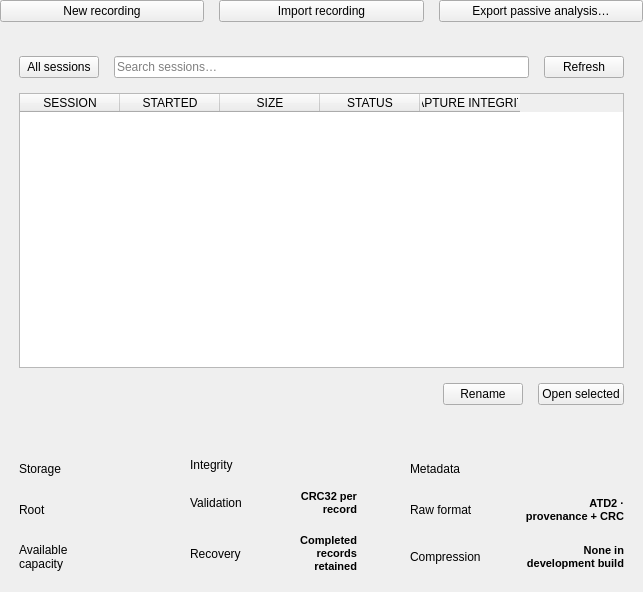
Before: the Qt Designer form apps/desktop/forms/sessions_page.ui in techmigosglobal/DA-AeroTrace1553, drawn with Qt 5.
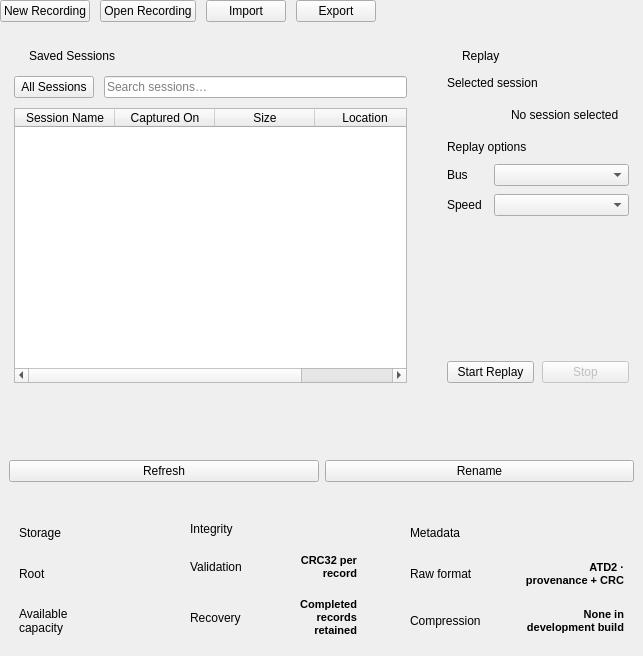
After: the same form once the commit is applied.

Commit message: v0.7.4 UI refinements, CSV viewer .atd/generic support, and header cleanup

```diff
--- a/apps/desktop/forms/sessions_page.ui
+++ b/apps/desktop/forms/sessions_page.ui
@@ -16,220 +16,210 @@
     <number>0</number>
    </property>
    <property name="spacing">
-    <number>15</number>
+    <number>12</number>
    </property>
    <item>
     <widget class="QWidget" name="actionBar">
      <layout class="QHBoxLayout" name="actionBarLayout">
-      <property name="leftMargin">
-       <number>0</number>
-      </property>
-      <property name="topMargin">
-       <number>0</number>
-      </property>
-      <property name="rightMargin">
-       <number>0</number>
-      </property>
-      <property name="bottomMargin">
-       <number>0</number>
-      </property>
-      <property name="spacing">
-       <number>15</number>
-      </property>
+      <property name="leftMargin"><number>0</number></property>
+      <property name="topMargin"><number>0</number></property>
+      <property name="rightMargin"><number>0</number></property>
+      <property name="bottomMargin"><number>0</number></property>
+      <property name="spacing"><number>10</number></property>
       <item>
        <widget class="QPushButton" name="newRecordingButton">
-        <property name="text">
-         <string>New recording</string>
-        </property>
-        <property name="primary" stdset="0">
-         <bool>true</bool>
-        </property>
+        <property name="text"><string>New Recording</string></property>
+        <property name="primary" stdset="0"><bool>true</bool></property>
+       </widget>
+      </item>
+      <item>
+       <widget class="QPushButton" name="openSelectedButton">
+        <property name="text"><string>Open Recording</string></property>
        </widget>
       </item>
       <item>
        <widget class="QPushButton" name="importRecordingButton">
-        <property name="text">
-         <string>Import recording</string>
-        </property>
+        <property name="text"><string>Import</string></property>
        </widget>
       </item>
       <item>
        <widget class="QPushButton" name="exportAnalysisButton">
-        <property name="text"><string>Export passive analysis…</string></property>
+        <property name="text"><string>Export</string></property>
         <property name="accessibleName"><string>Export passive analysis for selected session</string></property>
         <property name="toolTip"><string>Export observations and limitations from the selected recording.</string></property>
        </widget>
       </item>
+      <item>
+       <spacer name="actionBarSpacer">
+        <property name="orientation"><enum>Qt::Horizontal</enum></property>
+        <property name="sizeHint" stdset="0"><size><width>40</width><height>20</height></size></property>
+       </spacer>
+      </item>
      </layout>
     </widget>
    </item>
    <item>
-    <widget class="QFrame" name="sessionList">
-     <property name="card" stdset="0">
-      <bool>true</bool>
-     </property>
-     <layout class="QVBoxLayout" name="sessionListLayout">
-      <property name="leftMargin">
-       <number>19</number>
-      </property>
-      <property name="topMargin">
-       <number>19</number>
-      </property>
-      <property name="rightMargin">
-       <number>19</number>
-      </property>
-      <property name="bottomMargin">
-       <number>19</number>
-      </property>
-      <property name="spacing">
-       <number>15</number>
-      </property>
+    <layout class="QHBoxLayout" name="sessionsSplitLayout" stretch="2,1">
+     <property name="spacing"><number>12</number></property>
+     <item>
+      <widget class="QFrame" name="sessionList">
+       <property name="card" stdset="0"><bool>true</bool></property>
+       <layout class="QVBoxLayout" name="sessionListLayout">
+        <property name="leftMargin"><number>14</number></property>
+        <property name="topMargin"><number>12</number></property>
+        <property name="rightMargin"><number>14</number></property>
+        <property name="bottomMargin"><number>14</number></property>
+        <property name="spacing"><number>10</number></property>
+        <item>
+         <layout class="QHBoxLayout" name="sessionListHeader">
+          <property name="spacing"><number>8</number></property>
+          <item><widget class="QLabel" name="savedSessionsIcon"/></item>
+          <item><widget class="QLabel" name="savedSessionsTitle"><property name="text"><string>Saved Sessions</string></property></widget></item>
+          <item>
+           <spacer name="savedSessionsSpacer">
+            <property name="orientation"><enum>Qt::Horizontal</enum></property>
+            <property name="sizeHint" stdset="0"><size><width>40</width><height>20</height></size></property>
+           </spacer>
+          </item>
+         </layout>
+        </item>
+        <item>
+         <widget class="QWidget" name="sessionFilters">
+          <layout class="QHBoxLayout" name="sessionFiltersLayout" stretch="0,1">
+           <property name="leftMargin"><number>0</number></property>
+           <property name="topMargin"><number>0</number></property>
+           <property name="rightMargin"><number>0</number></property>
+           <property name="bottomMargin"><number>0</number></property>
+           <property name="spacing"><number>10</number></property>
+           <item>
+            <widget class="QPushButton" name="allSessionsButton">
+             <property name="text"><string>All Sessions</string></property>
+            </widget>
+           </item>
+           <item>
+            <widget class="QLineEdit" name="sessionSearch">
+             <property name="text"><string /></property>
+             <property name="placeholderText"><string>Search sessions…</string></property>
+            </widget>
+           </item>
+          </layout>
+         </widget>
+        </item>
+        <item>
+         <widget class="QTableWidget" name="sessionTable">
+          <property name="minimumSize"><size><width>0</width><height>275</height></size></property>
+          <property name="alternatingRowColors"><bool>true</bool></property>
+          <property name="showGrid"><bool>false</bool></property>
+          <property name="selectionBehavior"><enum>QAbstractItemView::SelectRows</enum></property>
+          <property name="selectionMode"><enum>QAbstractItemView::SingleSelection</enum></property>
+          <property name="editTriggers"><set>QAbstractItemView::NoEditTriggers</set></property>
+          <column><property name="text"><string>Session Name</string></property></column>
+          <column><property name="text"><string>Captured On</string></property></column>
+          <column><property name="text"><string>Size</string></property></column>
+          <column><property name="text"><string>Location</string></property></column>
+         </widget>
+        </item>
+       </layout>
+      </widget>
+     </item>
+     <item>
+      <widget class="QFrame" name="replayCard">
+       <property name="card" stdset="0"><bool>true</bool></property>
+       <layout class="QVBoxLayout" name="replayCardLayout">
+        <property name="leftMargin"><number>14</number></property>
+        <property name="topMargin"><number>12</number></property>
+        <property name="rightMargin"><number>14</number></property>
+        <property name="bottomMargin"><number>14</number></property>
+        <property name="spacing"><number>10</number></property>
+        <item>
+         <layout class="QHBoxLayout" name="replayCardHeader">
+          <property name="spacing"><number>8</number></property>
+          <item><widget class="QLabel" name="replayCardIcon"/></item>
+          <item><widget class="QLabel" name="replayCardTitle"><property name="text"><string>Replay</string></property></widget></item>
+          <item>
+           <spacer name="replayHeaderSpacer">
+            <property name="orientation"><enum>Qt::Horizontal</enum></property>
+            <property name="sizeHint" stdset="0"><size><width>40</width><height>20</height></size></property>
+           </spacer>
+          </item>
+         </layout>
+        </item>
+        <item><widget class="QLabel" name="selectedSessionLabel"><property name="text"><string>Selected session</string></property></widget></item>
+        <item>
+         <widget class="QFrame" name="selectedSessionBox">
+          <layout class="QHBoxLayout" name="selectedSessionBoxLayout">
+           <property name="leftMargin"><number>10</number></property>
+           <property name="topMargin"><number>8</number></property>
+           <property name="rightMargin"><number>10</number></property>
+           <property name="bottomMargin"><number>8</number></property>
+           <property name="spacing"><number>8</number></property>
+           <item><widget class="QLabel" name="selectedSessionIcon"/></item>
+           <item><widget class="QLabel" name="selectedSessionName"><property name="text"><string>No session selected</string></property><property name="wordWrap"><bool>true</bool></property></widget></item>
+          </layout>
+         </widget>
+        </item>
+        <item><widget class="QLabel" name="replayOptionsLabel"><property name="text"><string>Replay options</string></property></widget></item>
+        <item>
+         <layout class="QGridLayout" name="replayOptionsGrid" columnstretch="0,1">
+          <property name="horizontalSpacing"><number>12</number></property>
+          <property name="verticalSpacing"><number>8</number></property>
+          <item row="0" column="0"><widget class="QLabel" name="replayBusLabel"><property name="text"><string>Bus</string></property></widget></item>
+          <item row="0" column="1"><widget class="QComboBox" name="replayBusCombo"/></item>
+          <item row="1" column="0"><widget class="QLabel" name="replaySpeedLabel"><property name="text"><string>Speed</string></property></widget></item>
+          <item row="1" column="1"><widget class="QComboBox" name="replaySpeedCombo"/></item>
+         </layout>
+        </item>
+        <item>
+         <spacer name="replayCardSpacer">
+          <property name="orientation"><enum>Qt::Vertical</enum></property>
+          <property name="sizeHint" stdset="0"><size><width>20</width><height>20</height></size></property>
+         </spacer>
+        </item>
+        <item>
+         <layout class="QHBoxLayout" name="replayCardActions" stretch="1,1">
+          <property name="spacing"><number>8</number></property>
+          <item>
+           <widget class="QPushButton" name="startReplayButton">
+            <property name="text"><string>Start Replay</string></property>
+            <property name="primary" stdset="0"><bool>true</bool></property>
+           </widget>
+          </item>
+          <item>
+           <widget class="QPushButton" name="stopReplayButton">
+            <property name="text"><string>Stop</string></property>
+            <property name="enabled"><bool>false</bool></property>
+           </widget>
+          </item>
+         </layout>
+        </item>
+       </layout>
+      </widget>
+     </item>
+    </layout>
+   </item>
+   <item>
+    <widget class="QFrame" name="sessionStatusBanner">
+     <layout class="QHBoxLayout" name="sessionStatusBannerLayout">
+      <property name="leftMargin"><number>12</number></property>
+      <property name="topMargin"><number>8</number></property>
+      <property name="rightMargin"><number>12</number></property>
+      <property name="bottomMargin"><number>8</number></property>
+      <property name="spacing"><number>8</number></property>
+      <item><widget class="QLabel" name="sessionInfoIcon"/></item>
       <item>
-       <widget class="QWidget" name="sessionFilters">
-        <layout class="QHBoxLayout" name="sessionFiltersLayout" stretch="0,1,0">
-         <property name="leftMargin">
-          <number>0</number>
-         </property>
-         <property name="topMargin">
-          <number>0</number>
-         </property>
-         <property name="rightMargin">
-          <number>0</number>
-         </property>
-         <property name="bottomMargin">
-          <number>0</number>
-         </property>
-         <property name="spacing">
-          <number>15</number>
-         </property>
-         <item>
-          <widget class="QPushButton" name="allSessionsButton">
-           <property name="text">
-            <string>All sessions</string>
-           </property>
-          </widget>
-         </item>
-         <item>
-          <widget class="QLineEdit" name="sessionSearch">
-           <property name="text">
-            <string />
-           </property>
-           <property name="placeholderText">
-            <string>Search sessions…</string>
-           </property>
-          </widget>
-         </item>
-         <item>
-          <widget class="QPushButton" name="refreshButton">
-           <property name="text">
-            <string>Refresh</string>
-           </property>
-          </widget>
-         </item>
-        </layout>
+       <widget class="QLabel" name="sessionCount">
+        <property name="text"><string /></property>
+        <property name="wordWrap"><bool>true</bool></property>
        </widget>
       </item>
-      <item>
-       <widget class="QTableWidget" name="sessionTable">
-        <property name="minimumSize">
-         <size>
-          <width>0</width>
-          <height>275</height>
-         </size>
-        </property>
-        <property name="alternatingRowColors">
-         <bool>true</bool>
-        </property>
-        <property name="showGrid">
-         <bool>false</bool>
-        </property>
-        <property name="selectionBehavior">
-         <enum>QAbstractItemView::SelectRows</enum>
-        </property>
-        <property name="selectionMode">
-         <enum>QAbstractItemView::SingleSelection</enum>
-        </property>
-        <property name="editTriggers">
-         <set>QAbstractItemView::NoEditTriggers</set>
-        </property>
-        <column>
-         <property name="text">
-          <string>SESSION</string>
-         </property>
-        </column>
-        <column>
-         <property name="text">
-          <string>STARTED</string>
-         </property>
-        </column>
-        <column>
-         <property name="text">
-          <string>SIZE</string>
-         </property>
-        </column>
-        <column>
-         <property name="text">
-          <string>STATUS</string>
-         </property>
-        </column>
-        <column>
-         <property name="text">
-          <string>CAPTURE INTEGRITY</string>
-         </property>
-        </column>
-       </widget>
-      </item>
-      <item>
-       <widget class="QWidget" name="sessionActions">
-        <layout class="QHBoxLayout" name="sessionActionsLayout" stretch="1,0,0">
-         <property name="leftMargin">
-          <number>0</number>
-         </property>
-         <property name="topMargin">
-          <number>0</number>
-         </property>
-         <property name="rightMargin">
-          <number>0</number>
-         </property>
-         <property name="bottomMargin">
-          <number>0</number>
-         </property>
-         <property name="spacing">
-          <number>15</number>
-         </property>
-         <item>
-          <widget class="QLabel" name="sessionCount">
-           <property name="text">
-            <string />
-           </property>
-           <property name="wordWrap">
-            <bool>true</bool>
-           </property>
-           <property name="tone" stdset="0">
-            <string>muted</string>
-           </property>
-          </widget>
-         </item>
-         <item>
-          <widget class="QPushButton" name="renameButton">
-           <property name="text">
-            <string>Rename</string>
-           </property>
-          </widget>
-         </item>
-         <item>
-          <widget class="QPushButton" name="openSelectedButton">
-           <property name="text">
-            <string>Open selected</string>
-           </property>
-           <property name="primary" stdset="0">
-            <bool>true</bool>
-           </property>
-          </widget>
-         </item>
-        </layout>
-       </widget>
-      </item>
+     </layout>
+    </widget>
+   </item>
+   <item>
+    <widget class="QWidget" name="sessionActions">
+     <layout class="QHBoxLayout" name="sessionActionsLayout">
+      <item><widget class="QPushButton" name="refreshButton"><property name="text"><string>Refresh</string></property></widget></item>
+      <item><widget class="QPushButton" name="renameButton"><property name="text"><string>Rename</string></property></widget></item>
      </layout>
     </widget>
    </item>
```
The commit also changes 22 other files.
